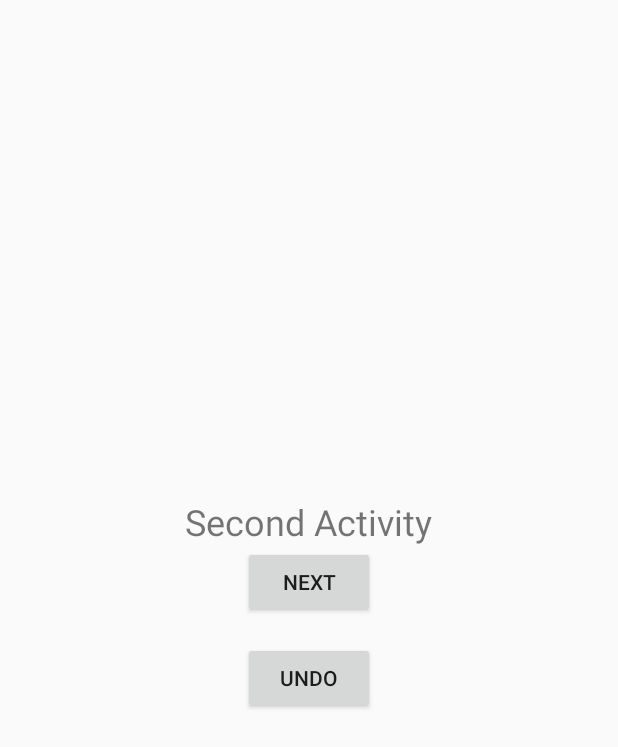
After one commit to OhhTuRnz/MAD_2024, an Android app built with Jetpack Compose: the SecondActivity screen opened directly, with no data from a screen before it, on a phone screen of 412 x 824 dp. The commit adds this screen. Shown: the top 747 px of the screen. Run offline under Robolectric (Android 15) with nearby library versions, the phone set to English and light mode, and no system bars.

Commit message:
Añadidos los tres xml de las actividades, las actividades dos y tres, y los botones

```diff
--- /dev/null
+++ b/app/src/main/java/com/example/mad_2024_app/SecondActivity.kt
@@ -0,0 +1,26 @@
+package com.example.mad_2024_app
+import android.content.Intent
+import android.os.Bundle
+import android.widget.Button
+import android.widget.TextView
+import androidx.activity.ComponentActivity
+
+class SecondActivity : ComponentActivity() {
+    override fun onCreate(savedInstanceState: Bundle?) {
+        super.onCreate(savedInstanceState)
+        setContentView(R.layout.activity_second)
+
+        val buttonNext = findViewById<Button>(R.id.next)
+        val buttonUndo = findViewById<Button>(R.id.undo)
+
+        buttonNext.setOnClickListener {
+            val intent = Intent(this, ThirdActivity::class.java)
+            startActivity(intent)
+        }
+        buttonUndo.setOnClickListener {
+            finish()
+        }
+
+    }
+
+}
--- /dev/null
+++ b/app/src/main/res/layout/activity_second.xml
@@ -0,0 +1,28 @@
+<?xml version="1.0" encoding="utf-8"?>
+<LinearLayout xmlns:android="http://schemas.android.com/apk/res/android"
+    android:layout_width="match_parent"
+    android:layout_height="match_parent"
+    android:gravity="center"
+    android:orientation="vertical">
+
+    <TextView
+        android:id="@+id/message"
+        android:layout_width="wrap_content"
+        android:layout_height="wrap_content"
+        android:text="Second Activity"
+        android:textSize="24sp" />
+    <Button
+        android:id="@+id/next"
+        android:layout_width="wrap_content"
+        android:layout_height="wrap_content"
+        android:text="Next"
+        android:layout_centerInParent="true"
+        android:layout_marginBottom="16dp" />
+    <Button
+        android:id="@+id/undo"
+        android:layout_width="wrap_content"
+        android:layout_height="wrap_content"
+        android:text="undo"
+        android:layout_centerInParent="true"
+        android:layout_marginBottom="16dp" />
+</LinearLayout>
```
Also changed, not shown: app/src/main/AndroidManifest.xml (+10 -0 lines), app/src/main/java/com/example/mad_2024_app/MainActivity.kt (+15 -1 lines), app/src/main/java/com/example/mad_2024_app/ThirdActivity.kt (added, +22 -0 lines), app/src/main/res/layout/activity_main.xml (added, +16 -0 lines), app/src/main/res/layout/activity_third.xml (added, +20 -0 lines), gradle/wrapper/gradle-wrapper.properties.
